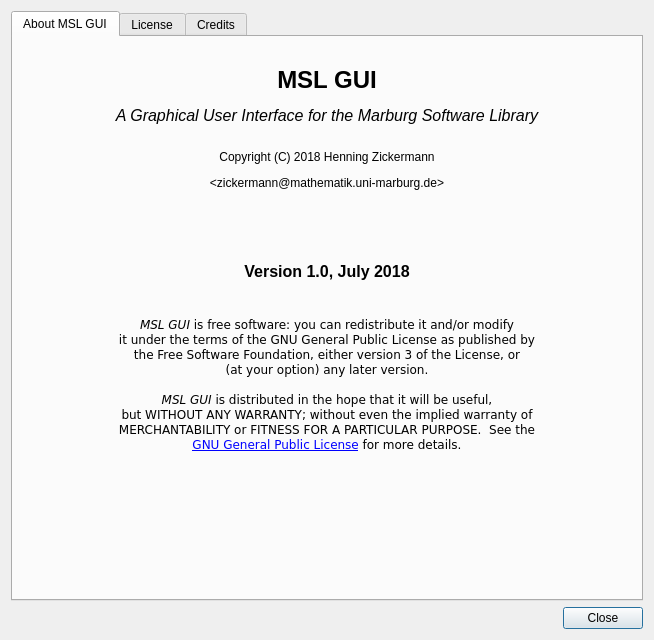
Qt form MSL_GUI/sources/GUI/ui/info_about_dialog.ui (wavelet-and-multiscale-library/Marburg_Software_Library) before a commit.
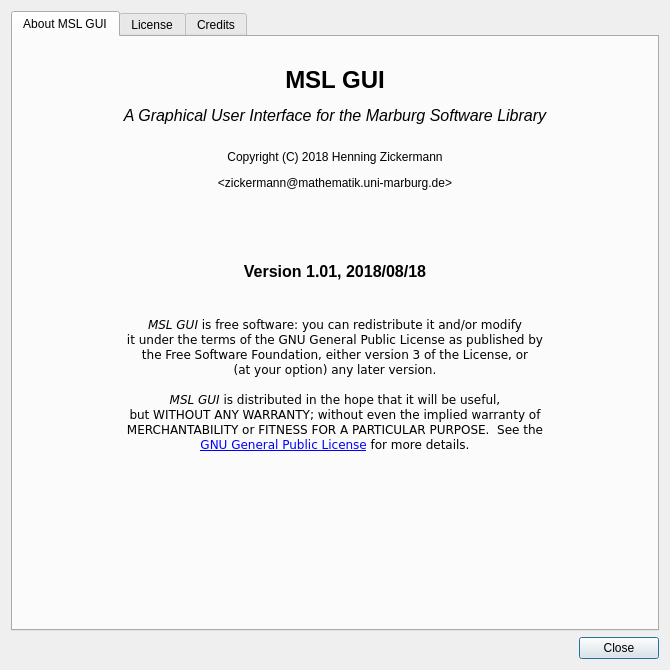
The same form after that commit. Icons and pictures are not drawn.

Commit message: MSL GUI version 1.01: Optimized the GUI for lower resolution displays. Removed the interconnection between jmax and plot resolution.

```diff
--- a/MSL_GUI/sources/GUI/ui/info_about_dialog.ui
+++ b/MSL_GUI/sources/GUI/ui/info_about_dialog.ui
@@ -6,8 +6,8 @@
    <rect>
     <x>0</x>
     <y>0</y>
-    <width>654</width>
-    <height>640</height>
+    <width>670</width>
+    <height>670</height>
    </rect>
   </property>
   <property name="windowTitle">
@@ -128,7 +128,7 @@
        <item>
         <widget class="QLabel" name="label_3">
          <property name="text">
-          <string>&lt;html&gt;&lt;head/&gt;&lt;body&gt;&lt;p align=&quot;center&quot;&gt;&lt;span style=&quot; font-size:12pt; font-weight:600;&quot;&gt;Version 1.0, July 2018&lt;/span&gt;&lt;/p&gt;&lt;/body&gt;&lt;/html&gt;</string>
+          <string>&lt;html&gt;&lt;head/&gt;&lt;body&gt;&lt;p align=&quot;center&quot;&gt;&lt;span style=&quot; font-size:12pt; font-weight:600;&quot;&gt;Version 1.01, 2018/08/18&lt;/span&gt;&lt;/p&gt;&lt;/body&gt;&lt;/html&gt;</string>
          </property>
         </widget>
        </item>
```
The commit also changes 20 other files.
